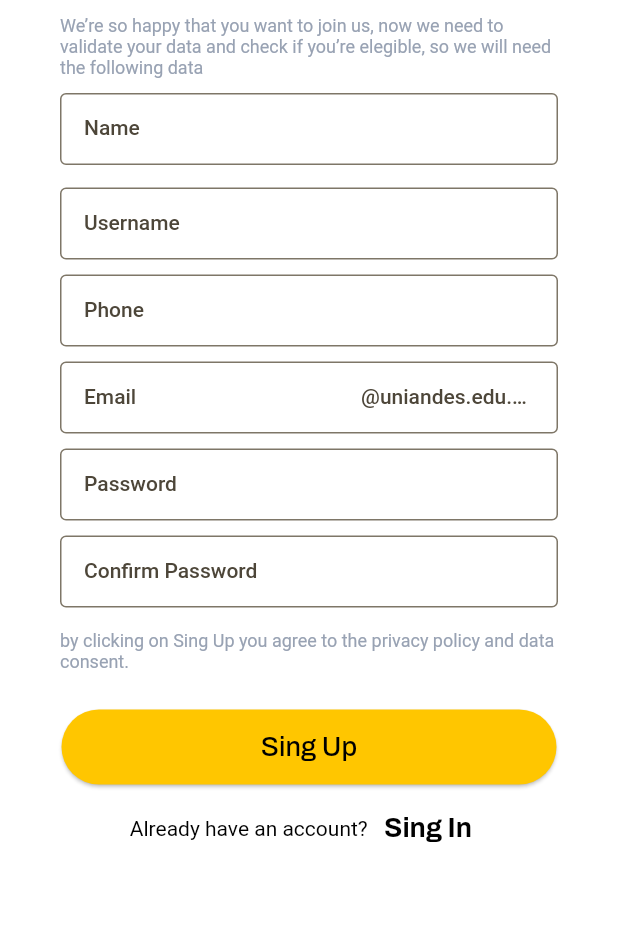
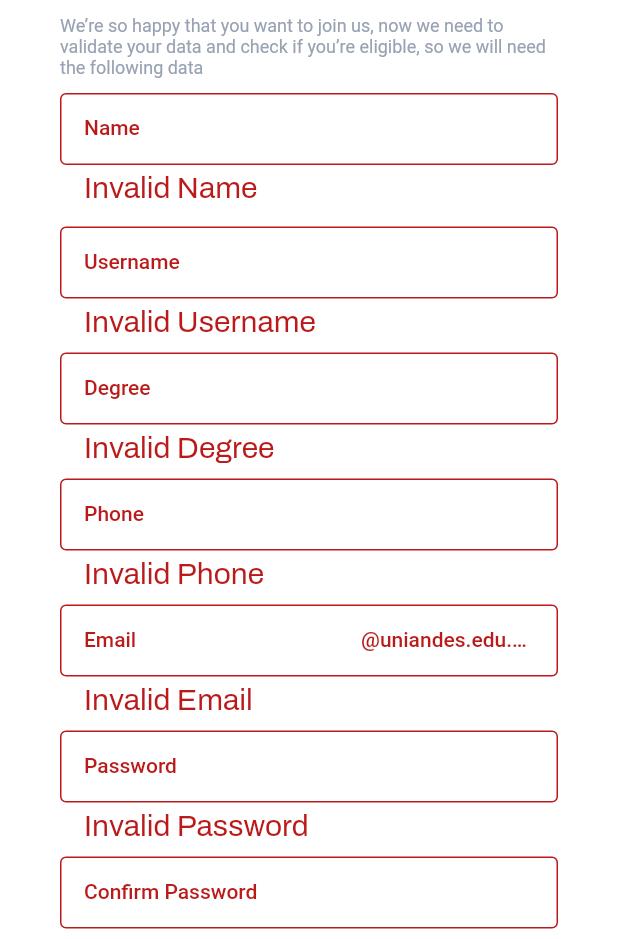
Before and after one commit to ISIS-3510/ISIS-3510-FLUTTER, a Flutter app: the SignUpScreen screen opened directly, on a phone screen of 412 x 824 dp, the part 297-1236 px from its top. Run offline on Flutter 3.47's test engine with Material 2 defaults, Android fonts, the phone set to English and light mode, and no system bars; our stand-ins replace fluttertoast, google_fonts; Roboto replaces fonts that are missing (Outfit).

Commit message:
POST SingUp Added

```diff
--- a/lib/views/login.dart
+++ b/lib/views/login.dart
@@ -8,7 +8,7 @@ class LoginView extends StatefulWidget {
 }
 
 class _LoginViewState extends State<LoginView> {
-  bool btnTap = false;
+
   TextEditingController emailController = TextEditingController();
   bool isValidEmailText = true;
 
--- a/lib/views/sign_up.dart
+++ b/lib/views/sign_up.dart
@@ -1,4 +1,7 @@
 import 'package:flutter/material.dart';
+import 'package:http/http.dart' as http;
+import 'dart:convert';
+import 'package:fluttertoast/fluttertoast.dart';
 
 class SignUpScreen extends StatefulWidget {
   @override
@@ -8,41 +11,44 @@ class SignUpScreen extends StatefulWidget {
 class _SignUpScreenState extends State<SignUpScreen> {
 
   TextEditingController nameController = TextEditingController();
-  bool isValidNameText = true;
+  bool isValidNameText = false;
 
   TextEditingController userNameController = TextEditingController();
-  bool isValidUserNameText = true;
+  bool isValidUserNameText = false;
+
+  TextEditingController degreeController = TextEditingController();
+  bool isValidDegreeText = false;
 
   TextEditingController phoneController = TextEditingController();
-  bool isValidPhoneText = true;
+  bool isValidPhoneText = false;
 
   TextEditingController emailController = TextEditingController();
-  bool isValidEmailText = true;
+  bool isValidEmailText = false;
 
   TextEditingController passwordController = TextEditingController();
-  bool isValidPasswordText = true;
+  bool isValidPasswordText = false;
 
   TextEditingController confirmPasswordController = TextEditingController();
-  bool isValidConfirmPasswordText = true;
+  bool isValidConfirmPasswordText = false;
 
   @override
   Widget build(BuildContext context) {
     return Scaffold(
       backgroundColor: Colors.white,
-      resizeToAvoidBottomInset: false,
-      body: Padding(
+      body: SingleChildScrollView(
+        child: Padding(
           padding: const EdgeInsets.all(0.0),
           child: Column(
             crossAxisAlignment: CrossAxisAlignment.center,
             children: <Widget>[
               Image.asset(
-              "assets/headerSingUp.png", // Ruta de tu imagen de fondo
-              fit: BoxFit.cover, // Ajusta la imagen al tamaño de la pantalla
-              width: double.infinity, // Ancho de la imagen
-              height: 160, // Alto de la imagen
+                "assets/headerSingUp.png",
+                fit: BoxFit.cover,
+                width: double.infinity,
+                height: 160,
               ),
               Container(
-              margin: EdgeInsets.only(right: 115.0, top: 10,), // Margen a la derecha de 20.0 unidades
+                margin: EdgeInsets.only(right: 115.0, top: 10,),
                 child: Text(
                   "Welcome to Unishop",
                   style: TextStyle(
@@ -55,7 +61,8 @@ class _SignUpScreenState extends State<SignUpScreen> {
               ),
               Container(
                 margin: EdgeInsets.only(right: 40.0, top: 10, left: 40),
-              child: Text("We’re so happy that you want to join us, now we need to validate your data and check if you’re elegible, so we will need the following data",
+                child: Text(
+                  "We’re so happy that you want to join us, now we need to validate your data and check if you’re eligible, so we will need the following data",
                   style: TextStyle(
                     fontSize: 12,
                     fontFamily: "Outfit",
@@ -105,6 +112,29 @@ class _SignUpScreenState extends State<SignUpScreen> {
                     onChanged: (newValue) {
                       setState(() {
                         isValidUserNameText = isValidUserName(newValue);
+                      });
+                    },
+                  ),
+                ),
+              ),
+              Padding(
+                padding: const EdgeInsets.all(5.0),
+                child: Container(
+                  margin: EdgeInsets.only(left: 35, right: 35),
+                  child: TextField(
+                    controller: degreeController,
+                    decoration: InputDecoration(
+                      labelText: 'Degree',
+                      border: OutlineInputBorder(),
+                      errorText: isValidDegreeText ? null : 'Invalid Degree',
+                    ),
+                    style: TextStyle(
+                          color: Colors.black
+                        ),
+                    keyboardType: TextInputType.name,
+                    onChanged: (newValue) {
+                      setState(() {
+                        isValidDegreeText = isValidDegree(newValue);
                       });
                     },
                   ),
@@ -219,26 +249,37 @@ class _SignUpScreenState extends State<SignUpScreen> {
                   ),
                 ),
               ),
+              // Resto de tu contenido...
               SizedBox(height: 5),
               Container(
-              margin: EdgeInsets.only(top: 20.0), // Margen a la derecha de 20.0 unidades
+                margin: EdgeInsets.only(top: 20.0),
                 child: ElevatedButton(
                   onPressed: () {
-                  // Aquí puedes definir la función que se ejecutará al presionar el botón
+                    if (isValidNameText &&
+                        isValidUserNameText &&
+                        isValidPhoneText &&
+                        isValidEmailText &&
+                        isValidPasswordText &&
+                        isValidConfirmPasswordText) {
+                      // Realizar la acción de signUp
+                      signUp();
+                    } else {
+                      showAlert("Error", "Complete the fields correctly!", Colors.red);
+                    }
                   },
                   style: ElevatedButton.styleFrom(
                     primary: Color(0xFFFFC600),
-                  fixedSize: Size(330, 50), // Establece el color de fondo del botón a FFC600
+                    fixedSize: Size(330, 50),
                   ),
                   child: Text(
                     "Sing Up",
                     style: TextStyle(
-                    color: Colors.black, // Establece el color del texto en blanco
-                    fontSize: 18, // Tamaño de fuente
+                      color: Colors.black,
+                      fontSize: 18,
                       fontWeight: FontWeight.w500,
                     ),
                   ),
-              )
+                ),
               ),
               SizedBox(height: 5),
               Row(
@@ -257,6 +298,7 @@ class _SignUpScreenState extends State<SignUpScreen> {
             ],
           ),
         ),
+      ),
     );
   }
 
@@ -272,6 +314,16 @@ class _SignUpScreenState extends State<SignUpScreen> {
     bool rta = false;
 
     if(userName.trim().isNotEmpty){
+      rta = true;
+    }
+
+    return rta;
+  }
+
+  bool isValidDegree(String degree) {
+    bool rta = false;
+
+    if(degree.trim().isNotEmpty){
       rta = true;
     }
 
@@ -313,4 +365,77 @@ class _SignUpScreenState extends State<SignUpScreen> {
     return confirmPassword == password;
   }
 
+  void showAlert(String title,String message, Color backgroundColor) {
+    showDialog(
+      context: context,
+      builder: (BuildContext context) {
+        return AlertDialog(
+          title: Text(title),
+          content: Text(message),
+          backgroundColor: backgroundColor, // Establece el color de fondo
+          actions: <Widget>[
+            TextButton(
+              child: Text('OK'),
+              onPressed: () {
+                Navigator.of(context).pop(); // Cierra la alerta
+              },
+            ),
+          ],
+        );
+      },
+    );
   }
+
+  Future<void> signUp() async {
+    final url = Uri.parse('https://creative-mole-46.hasura.app/api/rest/users/signup');
+
+    final Map<String, dynamic> requestBody = {
+      "object": {
+        "email": emailController.text,
+        "name": nameController.text,
+        "password": passwordController.text,
+        "phone": phoneController.text,
+        "username": userNameController.text,
+        "degree": degreeController.text,
+      }
+    };
+
+    final headers = {
+      "content-type": "application/json",
+      "x-hasura-admin-secret": "mmjEW9L3cf3SZ0cr5pb6hnnnFp1ud4CB4M6iT1f0xYons16k2468G9SqXS9KgdAZ",
+    };
+
+    final response = await http.post(
+      url,
+      headers: headers,
+      body: jsonEncode(requestBody),
+    );
+
+    if (response.statusCode == 200) {
+      // Registro exitoso
+      showAlert("Good", "Account Created!", Color(0xFFFFC600));
+
+      final jsonResponse = json.decode(response.body);
+      final userData = jsonResponse['data']['insert_users_one'];
+      print("Registro exitoso: ${userData['name']}");
+
+    //Navigator.of(context).pushNamed("/feed");
+
+    } else if (response.statusCode == 400) {
+      // Registro no exitoso debido a duplicación de username (u otro error)
+      final jsonResponse = json.decode(response.body);
+      showAlert("REG ERRR", jsonResponse, Colors.black);
+
+      final errors = jsonResponse['errors'];
+      final errorMessage = errors[0]['message'];
+      print("Error en el registro: $errorMessage");
+
+      // Puedes mostrar un mensaje de error o tomar otras medidas apropiadas
+    } else {
+      // Otra respuesta no esperada
+      print("Error en la solicitud. Código de estado: ${response.statusCode}");
+      print("Respuesta del servidor: ${response.body}");
+    }
+  }
+
+}
--- a/pubspec.yaml
+++ b/pubspec.yaml
@@ -30,6 +30,8 @@ environment:
 dependencies:
   flutter:
     sdk: flutter
+  http: ^1.0.0
+  fluttertoast: ^8.2.2
 
   # The following adds the Cupertino Icons font to your application.
   # Use with the CupertinoIcons class for iOS style icons.
```
Also changed, not shown: pubspec.lock. Lines whose indentation alone changed are shown as unchanged.
